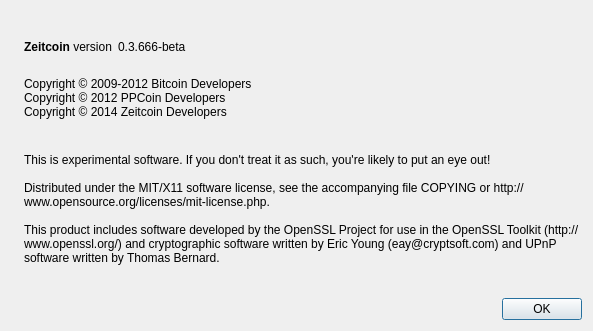
Qt form src/qt/forms/aboutdialog.ui (zeitcoin/zeitcoin) before a commit.
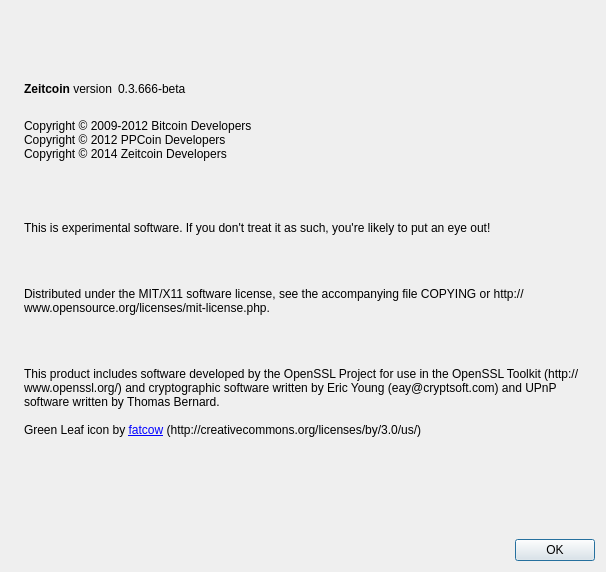
The same form after that commit. Icons and pictures are not drawn.

Commit message: missing files added (ray), about dialog text ...

The edit to the form file:
```diff
--- a/src/qt/forms/aboutdialog.ui
+++ b/src/qt/forms/aboutdialog.ui
@@ -6,8 +6,8 @@
    <rect>
     <x>0</x>
     <y>0</y>
-    <width>593</width>
-    <height>331</height>
+    <width>606</width>
+    <height>572</height>
    </rect>
   </property>
   <property name="windowTitle">
@@ -108,12 +108,7 @@
         <cursorShape>IBeamCursor</cursorShape>
        </property>
        <property name="text">
-        <string>
-This is experimental software. If you don't treat it as such, you're likely to put an eye out!
-
-Distributed under the MIT/X11 software license, see the accompanying file COPYING or http://www.opensource.org/licenses/mit-license.php.
-
-This product includes software developed by the OpenSSL Project for use in the OpenSSL Toolkit (http://www.openssl.org/) and cryptographic software written by Eric Young (eay@cryptsoft.com) and UPnP software written by Thomas Bernard.</string>
+        <string>&lt;html&gt;&lt;head/&gt;&lt;body&gt;&lt;p&gt;&lt;br/&gt;&lt;/p&gt;&lt;p&gt;This is experimental software. If you don't treat it as such, you're likely to put an eye out!&lt;/p&gt;&lt;p&gt;&lt;br/&gt;&lt;/p&gt;&lt;p&gt;Distributed under the MIT/X11 software license, see the accompanying file COPYING or http://www.opensource.org/licenses/mit-license.php.&lt;/p&gt;&lt;p&gt;&lt;br/&gt;&lt;/p&gt;&lt;p&gt;This product includes software developed by the OpenSSL Project for use in the OpenSSL Toolkit (http://www.openssl.org/) and cryptographic software written by Eric Young (eay@cryptsoft.com) and UPnP software written by Thomas Bernard.&lt;br/&gt;&lt;br/&gt;Green Leaf icon by &lt;a href=&quot;http://www.softicons.com/designers/fatcow&quot;&gt;&lt;span style=&quot; text-decoration: underline; color:#0000ff;&quot;&gt;fatcow&lt;/span&gt;&lt;/a&gt; (http://creativecommons.org/licenses/by/3.0/us/)&lt;br/&gt;&lt;br/&gt;&lt;/p&gt;&lt;/body&gt;&lt;/html&gt;</string>
        </property>
        <property name="wordWrap">
         <bool>true</bool>
```
The commit also changes 5 other files.
